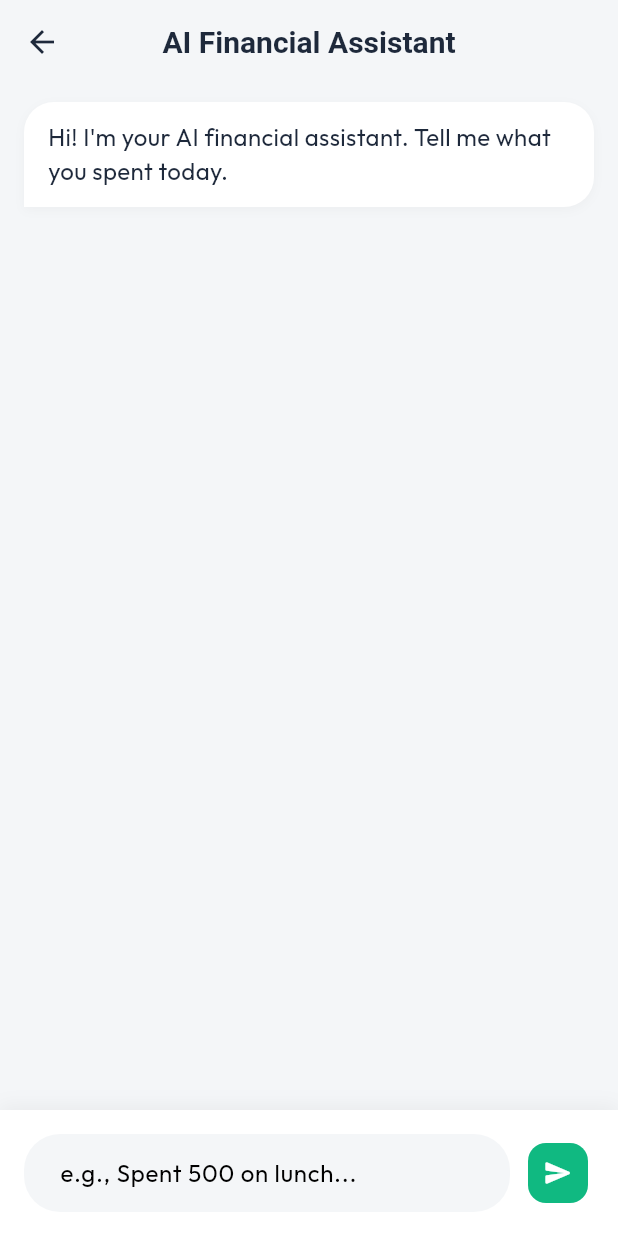
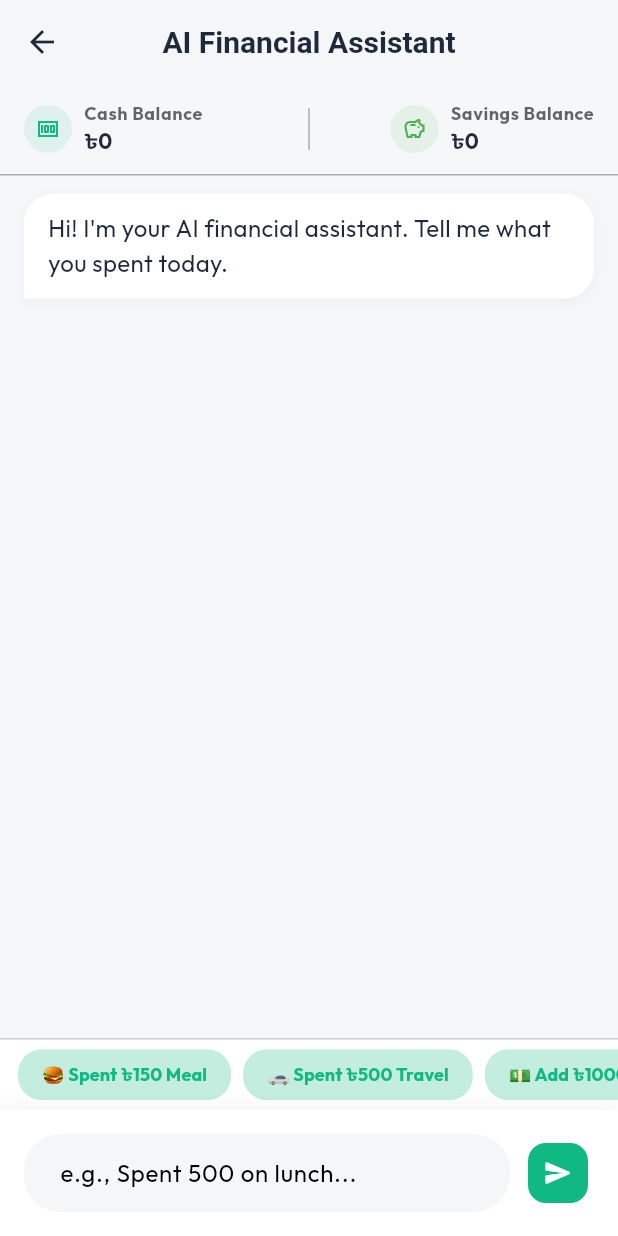
Before and after one commit to jahiduljeesan/wallet_bro, a Flutter app: the AIChatView screen opened directly, on a phone screen of 412 x 824 dp. Run offline on Flutter 3.47's test engine with Material 3 defaults, Android fonts, the phone set to English and light mode, and no system bars; drawn by our look-alikes of flutter_animate; our stand-ins replace dio, fl_chart, google_fonts, hive, hive_flutter, image_picker; accounts and stored records are empty.

Commit message:
feat: implement dashboard provider and UI pages for dashboard and AI financial assistant chat

```diff
--- a/lib/features/chat_ai/presentation/pages/ai_chat_page.dart
+++ b/lib/features/chat_ai/presentation/pages/ai_chat_page.dart
@@ -3,6 +3,8 @@ import 'package:flutter/services.dart';
 import 'package:provider/provider.dart';
 import 'package:flutter_animate/flutter_animate.dart';
 import '../providers/chat_provider.dart';
+import '../../../accounts/presentation/providers/accounts_provider.dart';
+import '../../../../core/utils/currency_formatter.dart';
 
 class AIChatPage extends StatelessWidget {
   const AIChatPage({super.key});
@@ -37,6 +39,27 @@ class _AIChatViewState extends State<AIChatView> {
     }
   }
 
+  Widget _buildSuggestionChip(BuildContext context, ChatProvider provider, String label, String command) {
+    final theme = Theme.of(context);
+    return Padding(
+      padding: const EdgeInsets.only(right: 8.0),
+      child: ActionChip(
+        label: Text(label),
+        labelStyle: TextStyle(
+          fontSize: 12,
+          fontWeight: FontWeight.bold,
+          color: theme.colorScheme.primary,
+        ),
+        backgroundColor: theme.colorScheme.primaryContainer.withOpacity(0.25),
+        side: BorderSide.none,
+        shape: RoundedRectangleBorder(borderRadius: BorderRadius.circular(16)),
+        onPressed: () {
+          provider.sendMessage(command);
+        },
+      ),
+    );
+  }
+
   @override
   Widget build(BuildContext context) {
     final theme = Theme.of(context);
@@ -53,6 +76,83 @@ class _AIChatViewState extends State<AIChatView> {
       ),
       body: Column(
         children: [
+          // Live Remaining Balances Bar
+          Consumer<AccountsProvider>(
+            builder: (context, accountsProvider, child) {
+              final cashBalance = accountsProvider.getAccountBalance('cash_account');
+              final savingsBalance = accountsProvider.getAccountBalance('savings_account');
+
+              return Container(
+                padding: const EdgeInsets.symmetric(horizontal: 16, vertical: 12),
+                decoration: BoxDecoration(
+                  color: theme.colorScheme.surfaceContainerHighest.withOpacity(0.15),
+                  border: Border(
+                    bottom: BorderSide(
+                      color: theme.colorScheme.outlineVariant.withOpacity(0.3),
+                      width: 1,
+                    ),
+                  ),
+                ),
+                child: Row(
+                  children: [
+                    Expanded(
+                      child: Row(
+                        children: [
+                          CircleAvatar(
+                            radius: 16,
+                            backgroundColor: theme.colorScheme.primary.withOpacity(0.1),
+                            child: Icon(Icons.money_outlined, size: 16, color: theme.colorScheme.primary),
+                          ),
+                          const SizedBox(width: 8),
+                          Column(
+                            crossAxisAlignment: CrossAxisAlignment.start,
+                            children: [
+                              Text(
+                                'Cash Balance',
+                                style: theme.textTheme.bodySmall?.copyWith(color: theme.hintColor, fontWeight: FontWeight.bold)
+                              ),
+                              Text(
+                                CurrencyFormatter.format(cashBalance),
+                                style: theme.textTheme.bodyMedium?.copyWith(fontWeight: FontWeight.bold)
+                              ),
+                            ],
+                          ),
+                        ],
+                      ),
+                    ),
+                    Container(width: 1, height: 28, color: theme.colorScheme.outlineVariant.withOpacity(0.3)),
+                    Expanded(
+                      child: Row(
+                        mainAxisAlignment: MainAxisAlignment.end,
+                        children: [
+                          CircleAvatar(
+                            radius: 16,
+                            backgroundColor: Colors.green.withOpacity(0.1),
+                            child: const Icon(Icons.savings_outlined, size: 16, color: Colors.green),
+                          ),
+                          const SizedBox(width: 8),
+                          Column(
+                            crossAxisAlignment: CrossAxisAlignment.start,
+                            children: [
+                              Text(
+                                'Savings Balance',
+                                style: theme.textTheme.bodySmall?.copyWith(color: theme.hintColor, fontWeight: FontWeight.bold)
+                              ),
+                              Text(
+                                CurrencyFormatter.format(savingsBalance),
+                                style: theme.textTheme.bodyMedium?.copyWith(fontWeight: FontWeight.bold)
+                              ),
+                            ],
+                          ),
+                        ],
+                      ),
+                    ),
+                  ],
+                ),
+              );
+            },
+          ),
+
           Expanded(
             child: ListView.builder(
               controller: _scrollController,
@@ -89,6 +189,28 @@ class _AIChatViewState extends State<AIChatView> {
                 ],
               ),
             ),
+
+          // Quick suggestion chips
+          Container(
+            height: 48,
+            decoration: BoxDecoration(
+              color: theme.colorScheme.surface,
+              border: Border(
+                top: BorderSide(color: theme.colorScheme.outlineVariant.withOpacity(0.2), width: 1),
+              ),
+            ),
+            child: ListView(
+              scrollDirection: Axis.horizontal,
+              padding: const EdgeInsets.symmetric(horizontal: 12, vertical: 6),
+              children: [
+                _buildSuggestionChip(context, provider, '🍔 Spent ৳150 Meal', 'Spent 150 on meal'),
+                _buildSuggestionChip(context, provider, '🚗 Spent ৳500 Travel', 'Spent 500 on travel'),
+                _buildSuggestionChip(context, provider, '💵 Add ৳1000 Cash', 'Add 1000 taka income to Cash'),
+                _buildSuggestionChip(context, provider, '🏦 Add ৳2000 Savings', 'Add 2000 taka income to Savings'),
+                _buildSuggestionChip(context, provider, '🔄 Transfer ৳1000 to Savings', 'Transfer 1000 from Cash to Savings'),
+              ],
+            ),
+          ),
 
           // Input Area
           Container(
--- a/lib/features/dashboard/presentation/pages/dashboard_page.dart
+++ b/lib/features/dashboard/presentation/pages/dashboard_page.dart
@@ -248,7 +248,7 @@ class BalanceCard extends StatelessWidget {
         crossAxisAlignment: CrossAxisAlignment.start,
         children: [
           Text(
-            'Total Balance',
+            'Cash Balance',
             style: theme.textTheme.titleMedium?.copyWith(color: Colors.white70),
           ),
           const SizedBox(height: 8),
--- a/lib/features/dashboard/presentation/providers/dashboard_provider.dart
+++ b/lib/features/dashboard/presentation/providers/dashboard_provider.dart
@@ -9,15 +9,17 @@ class DashboardProvider extends ChangeNotifier {
   List<TransactionModel> get transactions => _transactions;
 
   double get totalBalance {
-    final accounts = HiveService.accountsBox.values;
-    double initialSum = accounts.fold(0.0, (sum, acc) => sum + acc.initialBalance);
+    final cashAccount = HiveService.accountsBox.get('cash_account');
+    if (cashAccount == null) return 0.0;
 
-    double temp = initialSum;
+    double temp = cashAccount.initialBalance;
     for (var tx in _transactions) {
-      if (tx.isExpense) {
-        temp -= tx.amount;
-      } else {
-        temp += tx.amount;
+      if (tx.accountId == 'cash_account') {
+        if (tx.isExpense) {
+          temp -= tx.amount;
+        } else {
+          temp += tx.amount;
+        }
       }
     }
     return temp;
@@ -26,14 +28,14 @@ class DashboardProvider extends ChangeNotifier {
   double get currentMonthIncome {
     final now = DateTime.now();
     return _transactions
-        .where((tx) => !tx.isExpense && tx.timestamp.year == now.year && tx.timestamp.month == now.month)
+        .where((tx) => !tx.isExpense && tx.accountId == 'cash_account' && tx.timestamp.year == now.year && tx.timestamp.month == now.month)
         .fold(0.0, (sum, tx) => sum + tx.amount);
   }
 
   double get currentMonthExpense {
     final now = DateTime.now();
     return _transactions
-        .where((tx) => tx.isExpense && tx.timestamp.year == now.year && tx.timestamp.month == now.month)
+        .where((tx) => tx.isExpense && tx.accountId == 'cash_account' && tx.timestamp.year == now.year && tx.timestamp.month == now.month)
         .fold(0.0, (sum, tx) => sum + tx.amount);
   }
 
```
